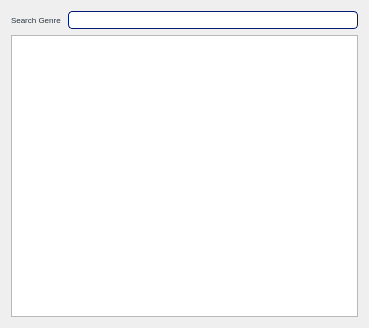
nicki-choo/CS106-LibraryManagementSystem, file Library-Management-System-/library/Library/genrelist.ui: the form before one commit.
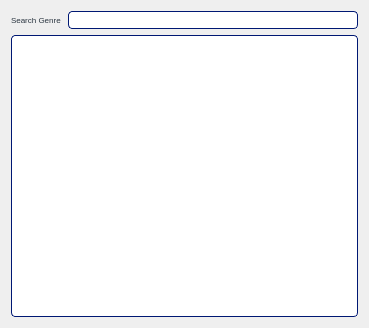
The form after the commit.

```diff
--- a/Library-Management-System-/library/Library/genrelist.ui
+++ b/Library-Management-System-/library/Library/genrelist.ui
@@ -56,7 +56,7 @@
         <enum>Qt::PreventContextMenu</enum>
        </property>
        <property name="styleSheet">
-        <string notr="true">QHeaderView::section { background-color: rgb(255, 255, 255);
+        <string notr="true">QTableView { background-color: rgb(255, 255, 255);
 	 border: 1px  solid;
      border-radius: 4px;
 	border-color: #001873;
```
